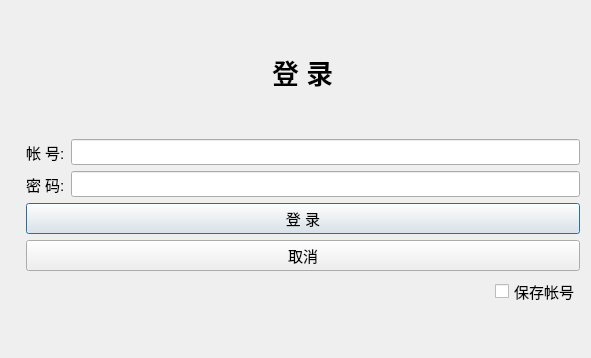
Old version of the form qdlglogin.ui in the repository tunghs1ao/SoftwareEngineering.
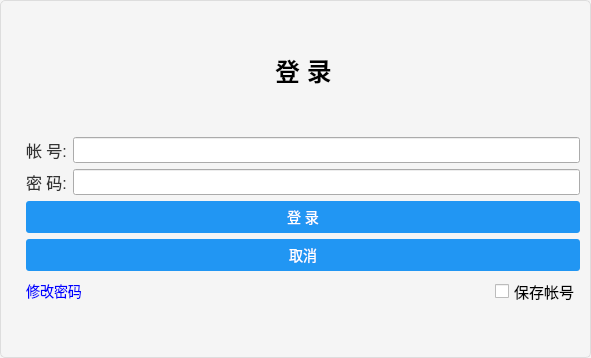
New version of the form. Icons and pictures are not drawn.

Patch:
```diff
--- a/qdlglogin.ui
+++ b/qdlglogin.ui
@@ -18,6 +18,20 @@
   <property name="windowTitle">
    <string>Dialog</string>
   </property>
+  <property name="styleSheet">
+   <string notr="true">QDialog {
+    background-color: #f5f5f5;
+    border: 1px solid #ddd;
+    border-radius: 5px;
+    padding: 10px;
+}
+
+QDialog QLabel {
+    color: #333;
+    font-size: 16px;
+}
+</string>
+  </property>
   <layout class="QGridLayout" name="gridLayout_3">
    <item row="0" column="0">
     <widget class="QLabel" name="label_3">
@@ -66,11 +80,16 @@
         <widget class="QLabel" name="label_4">
          <property name="font">
           <font>
-           <pointsize>20</pointsize>
+           <pointsize>-1</pointsize>
            <weight>75</weight>
            <bold>true</bold>
           </font>
          </property>
+         <property name="styleSheet">
+          <string notr="true">    color: #000;
+    font-size: 25px;
+	font-weight: bold;</string>
+         </property>
          <property name="text">
           <string>登 录</string>
          </property>
@@ -106,7 +125,37 @@
      </item>
      <item row="3" column="0">
       <layout class="QGridLayout" name="gridLayout">
-       <item row="0" column="0" colspan="2">
+       <item row="2" column="0" colspan="3">
+        <widget class="QPushButton" name="btnLogin">
+         <property name="styleSheet">
+          <string notr="true">
+QDialog QPushButton {
+    background-color: #2196f3;
+    border: none;
+    color: #fff;
+    padding: 5px 10px;
+    border-radius: 3px;
+    font-size: 14px;
+}
+
+QDialog QPushButton:hover {
+    background-color: #1976d2;
+}
+</string>
+         </property>
+         <property name="text">
+          <string>登 录</string>
+         </property>
+        </widget>
+       </item>
+       <item row="4" column="2">
+        <widget class="QCheckBox" name="chkBoxSave">
+         <property name="text">
+          <string>保存帐号</string>
+         </property>
+        </widget>
+       </item>
+       <item row="0" column="0" colspan="3">
         <layout class="QHBoxLayout" name="horizontalLayout">
          <item>
           <widget class="QLabel" name="label">
@@ -120,7 +169,7 @@
          </item>
         </layout>
        </item>
-       <item row="1" column="0" colspan="2">
+       <item row="1" column="0" colspan="3">
         <layout class="QHBoxLayout" name="horizontalLayout_2">
          <item>
           <widget class="QLabel" name="label_2">
@@ -134,39 +183,70 @@
          </item>
         </layout>
        </item>
-       <item row="2" column="0" colspan="2">
-        <widget class="QPushButton" name="btnLogin">
+       <item row="4" column="0">
+        <widget class="QPushButton" name="btnChange">
+         <property name="font">
+          <font>
+           <pointsize>-1</pointsize>
+          </font>
+         </property>
+         <property name="styleSheet">
+          <string notr="true">QPushButton {
+    color: blue;
+    background-color: transparent;
+    border: none;
+    border-radius: 5px;
+    font-size: 14px;
+}
+
+QPushButton:pressed {
+    color: white;
+}
+</string>
+         </property>
          <property name="text">
-          <string>登 录</string>
+          <string>修改密码</string>
+         </property>
+         <property name="shortcut">
+          <string/>
          </property>
         </widget>
        </item>
-       <item row="3" column="0" colspan="2">
+       <item row="3" column="0" colspan="3">
         <widget class="QPushButton" name="btnCancel">
+         <property name="styleSheet">
+          <string notr="true">
+QDialog QPushButton {
+    background-color: #2196f3;
+    border: none;
+    color: #fff;
+    padding: 5px 10px;
+    border-radius: 3px;
+    font-size: 14px;
+}
+
+QDialog QPushButton:hover {
+    background-color: #1976d2;
+}
+</string>
+         </property>
          <property name="text">
           <string>取消</string>
          </property>
         </widget>
        </item>
-       <item row="4" column="0">
-        <spacer name="horizontalSpacer">
-         <property name="orientation">
-          <enum>Qt::Horizontal</enum>
-         </property>
-         <property name="sizeHint" stdset="0">
-          <size>
-           <width>48</width>
-           <height>20</height>
-          </size>
-         </property>
-        </spacer>
-       </item>
        <item row="4" column="1">
-        <widget class="QCheckBox" name="chkBoxSave">
-         <property name="text">
-          <string>保存帐号</string>
+        <spacer name="horizontalSpacer">
+         <property name="orientation">
+          <enum>Qt::Horizontal</enum>
          </property>
-        </widget>
+         <property name="sizeHint" stdset="0">
+          <size>
+           <width>40</width>
+           <height>20</height>
+          </size>
+         </property>
+        </spacer>
        </item>
       </layout>
      </item>
```
